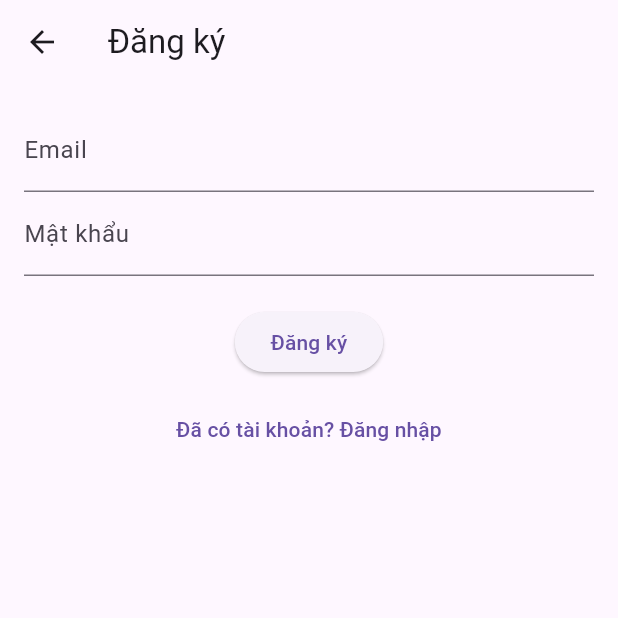
After one commit to HuanAII/Note_APP, a Flutter app: the screen it shows after launch, after a tap on "Đăng ký", on a phone screen of 412 x 824 dp, the top half of it. The commit adds this screen. Run offline on Flutter 3.47's test engine with Material 3 defaults, Android fonts, the phone set to English and light mode, and no system bars; our stand-ins replace cloud_firestore, firebase_core, shared_preferences; accounts and stored records are empty; network calls fail.

Commit message:
finish login and register

```diff
--- a/lib/main.dart
+++ b/lib/main.dart
@@ -1,8 +1,12 @@
 import 'package:flutter/material.dart';
-import 'package:noteapp/auth/LoginPage.dart';
+import 'package:firebase_core/firebase_core.dart';  // import Firebase core
+import 'package:noteapp/screens/LoginPage.dart';
+import 'package:noteapp/screens/RegisterPage.dart';
 import 'screens/home_page.dart';
 
-void main() {
+void main() async {
+  WidgetsFlutterBinding.ensureInitialized();
+  await Firebase.initializeApp();
   runApp(const MyApp());
 }
 
@@ -19,6 +23,7 @@ class MyApp extends StatelessWidget {
       routes: {
         '/': (context) => const LoginPage(),
         '/home': (context) => const HomePage(),
+        '/register': (context) => RegisterPage(),
       },
     );
   }
--- a/lib/screens/LoginPage.dart
+++ b/lib/screens/LoginPage.dart
@@ -16,7 +16,7 @@ class _LoginPageState extends State<LoginPage> {
   String errorMessage = '';
 
   Future<void> login() async {
-    final url = Uri.parse('http://localhost:3000/api/login');
+    final url = Uri.parse('http://192.168.1.3:3000/api/auth/login');
     final response = await http.post(
       url,
       headers: {'Content-Type': 'application/json'},
@@ -26,7 +26,7 @@ class _LoginPageState extends State<LoginPage> {
       }),
     );
 
-    if (response.statusCode == 200) {
+    if (response.statusCode == 200 || response.statusCode == 201) {
       final data = jsonDecode(response.body);
       final token = data['token'];
 
@@ -45,27 +45,70 @@ class _LoginPageState extends State<LoginPage> {
   Widget build(BuildContext context) {
     return Scaffold(
       appBar: AppBar(title: const Text('Đăng nhập')),
-      body: Padding(
-        padding: const EdgeInsets.all(16),
+      body: SingleChildScrollView(
+        child: Padding(
+          padding: const EdgeInsets.symmetric(horizontal: 24, vertical: 32),
           child: Column(
+            crossAxisAlignment: CrossAxisAlignment.stretch,
             children: [
+              Text(
+                'Chào mừng bạn trở lại!',
+                style: Theme.of(context).textTheme.headlineLarge,
+                textAlign: TextAlign.center,
+              ),
+              const SizedBox(height: 24),
               TextField(
                 controller: emailController,
-              decoration: const InputDecoration(labelText: 'Email'),
+                decoration: const InputDecoration(
+                  labelText: 'Email',
+                  prefixIcon: Icon(Icons.email),
+                  border: OutlineInputBorder(),
                 ),
+                keyboardType: TextInputType.emailAddress,
+              ),
+              const SizedBox(height: 16),
               TextField(
                 controller: passwordController,
                 obscureText: true,
-              decoration: const InputDecoration(labelText: 'Mật khẩu'),
+                decoration: const InputDecoration(
+                  labelText: 'Mật khẩu',
+                  prefixIcon: Icon(Icons.lock),
+                  border: OutlineInputBorder(),
                 ),
-            const SizedBox(height: 20),
+              ),
+              const SizedBox(height: 24),
               ElevatedButton(
                 onPressed: login,
-              child: const Text('Đăng nhập'),
+                child: const Padding(
+                  padding: EdgeInsets.symmetric(vertical: 14),
+                  child: Text('Đăng nhập', style: TextStyle(fontSize: 16)),
                 ),
+              ),
+              const SizedBox(height: 16),
               if (errorMessage.isNotEmpty)
-              Text(errorMessage, style: const TextStyle(color: Colors.red)),
+                Text(
+                  errorMessage,
+                  style: const TextStyle(color: Colors.red, fontWeight: FontWeight.bold),
+                  textAlign: TextAlign.center,
+                ),
+              const SizedBox(height: 24),
+              Row(
+                mainAxisAlignment: MainAxisAlignment.center,
+                children: [
+                  const Text('Chưa có tài khoản?'),
+                  TextButton(
+                    onPressed: () {
+                      Navigator.pushNamed(context, '/register');
+                    },
+                    child: const Text(
+                      'Đăng ký',
+                      style: TextStyle(fontWeight: FontWeight.bold),
+                    ),
+                  ),
                 ],
+              ),
+            ],
+          ),
         ),
       ),
     );
--- /dev/null
+++ b/lib/screens/RegisterPage.dart
@@ -0,0 +1,76 @@
+import 'package:flutter/material.dart';
+import 'package:http/http.dart' as http;
+import 'dart:convert';
+
+class RegisterPage extends StatefulWidget {
+  const RegisterPage({super.key});
+
+  @override
+  State<RegisterPage> createState() => _RegisterPageState();
+}
+
+class _RegisterPageState extends State<RegisterPage> {
+  final TextEditingController emailController = TextEditingController();
+  final TextEditingController passwordController = TextEditingController();
+  String errorMessage = '';
+
+  Future<void> register() async {
+    final url = Uri.parse('http://192.168.1.3:3000/api/auth/register');
+    final response = await http.post(
+      url,
+      headers: {'Content-Type': 'application/json'},
+      body: jsonEncode({
+        'email': emailController.text.trim(),
+        'password': passwordController.text.trim(),
+      }),
+    );
+
+    if (response.statusCode == 200 || response.statusCode == 201) {
+      Navigator.pop(context);
+    } else {
+      final data = jsonDecode(response.body);
+      setState(() {
+        errorMessage = data['message'] ?? 'Đăng ký thất bại';
+      });
+    }
+  }
+
+  @override
+  Widget build(BuildContext context) {
+    return Scaffold(
+      appBar: AppBar(title: const Text('Đăng ký')),
+      body: Padding(
+        padding: const EdgeInsets.all(16),
+        child: Column(
+          children: [
+            TextField(
+              controller: emailController,
+              decoration: const InputDecoration(labelText: 'Email'),
+              keyboardType: TextInputType.emailAddress,
+            ),
+            TextField(
+              controller: passwordController,
+              obscureText: true,
+              decoration: const InputDecoration(labelText: 'Mật khẩu'),
+            ),
+            const SizedBox(height: 20),
+            ElevatedButton(
+              onPressed: register,
+              child: const Text('Đăng ký'),
+
+            ),
+            const SizedBox(height: 10),
+            TextButton(
+              onPressed: () {
+                Navigator.pop(context);
+              },
+              child: const Text('Đã có tài khoản? Đăng nhập'),
+            ),
+            if (errorMessage.isNotEmpty)
+              Text(errorMessage, style: const TextStyle(color: Colors.red)),
+          ],
+        ),
+      ),
+    );
+  }
+}
```
Also changed, not shown: lib/screens/home_page.dart (+87 -58 lines). Lines whose indentation alone changed are shown as unchanged.
